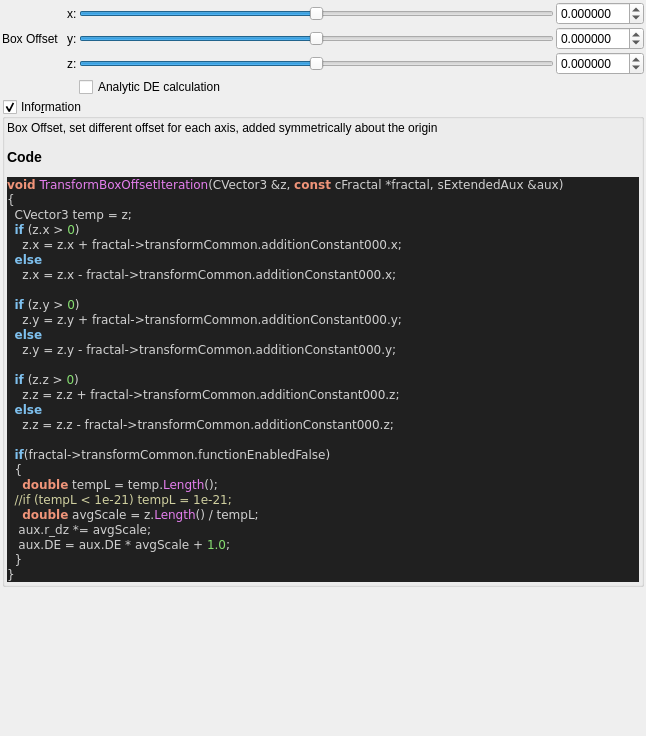
This is mandelbulber2/qt_data/fractal_transf_box_offset.ui in buddhi1980/mandelbulber2 as Qt 5 draws it before an edit. The edited form follows.
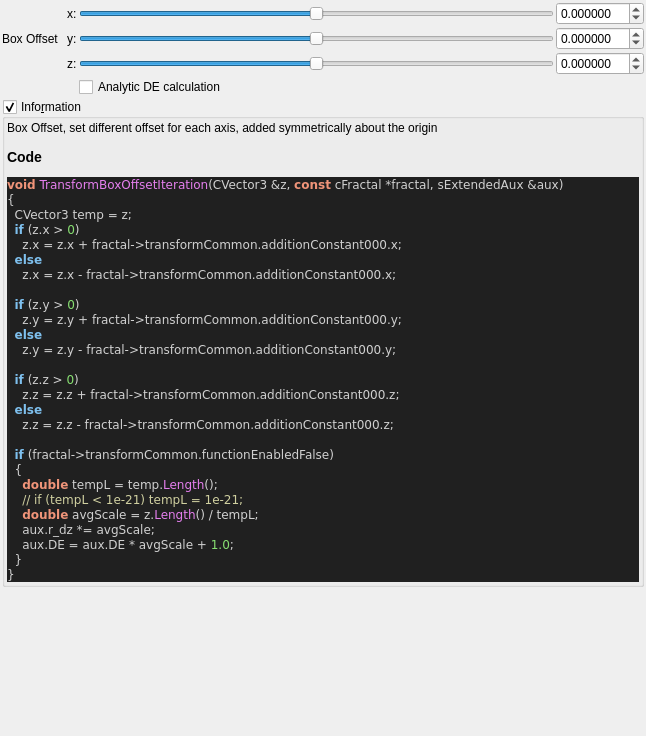
This is the edited form. Custom widgets are drawn as their Qt base class.

Commit message:
source code format for fractal_formulas.cpp
- now complete code base is refactored!
- also regenerated ui files with populateUiInformation.php
- codeStyleCheck.php is now fully functional and can be used auto
refactor the code base (may be a little slow)

Diff of the .ui file:
```diff
--- a/mandelbulber2/qt_data/fractal_transf_box_offset.ui
+++ b/mandelbulber2/qt_data/fractal_transf_box_offset.ui
@@ -285,13 +285,13 @@
   &lt;span style=&quot;color:#7ec0ee; font-weight:bold&quot;&gt;else&lt;/span&gt;
     z&lt;span style=&quot;color:#d0d0d0&quot;&gt;.&lt;/span&gt;z &lt;span style=&quot;color:#d0d0d0&quot;&gt;=&lt;/span&gt; z&lt;span style=&quot;color:#d0d0d0&quot;&gt;.&lt;/span&gt;z &lt;span style=&quot;color:#d0d0d0&quot;&gt;-&lt;/span&gt; fractal&lt;span style=&quot;color:#d0d0d0&quot;&gt;-&amp;gt;&lt;/span&gt;transformCommon&lt;span style=&quot;color:#d0d0d0&quot;&gt;.&lt;/span&gt;additionConstant000&lt;span style=&quot;color:#d0d0d0&quot;&gt;.&lt;/span&gt;z&lt;span style=&quot;color:#d0d0d0&quot;&gt;;&lt;/span&gt;
 
-  &lt;span style=&quot;color:#7ec0ee; font-weight:bold&quot;&gt;if&lt;/span&gt;&lt;span style=&quot;color:#d0d0d0&quot;&gt;(&lt;/span&gt;fractal&lt;span style=&quot;color:#d0d0d0&quot;&gt;-&amp;gt;&lt;/span&gt;transformCommon&lt;span style=&quot;color:#d0d0d0&quot;&gt;.&lt;/span&gt;functionEnabledFalse&lt;span style=&quot;color:#d0d0d0&quot;&gt;)&lt;/span&gt;
+  &lt;span style=&quot;color:#7ec0ee; font-weight:bold&quot;&gt;if&lt;/span&gt; &lt;span style=&quot;color:#d0d0d0&quot;&gt;(&lt;/span&gt;fractal&lt;span style=&quot;color:#d0d0d0&quot;&gt;-&amp;gt;&lt;/span&gt;transformCommon&lt;span style=&quot;color:#d0d0d0&quot;&gt;.&lt;/span&gt;functionEnabledFalse&lt;span style=&quot;color:#d0d0d0&quot;&gt;)&lt;/span&gt;
   &lt;span style=&quot;color:#d0d0d0&quot;&gt;{&lt;/span&gt;
     &lt;span style=&quot;color:#f09479; font-weight:bold&quot;&gt;double&lt;/span&gt; tempL &lt;span style=&quot;color:#d0d0d0&quot;&gt;=&lt;/span&gt; temp&lt;span style=&quot;color:#d0d0d0&quot;&gt;.&lt;/span&gt;&lt;span style=&quot;color:#e47eed&quot;&gt;Length&lt;/span&gt;&lt;span style=&quot;color:#d0d0d0&quot;&gt;();&lt;/span&gt;
-  &lt;span style=&quot;color:#d0d0a0&quot;&gt;//if (tempL &amp;lt; 1e-21) tempL = 1e-21;&lt;/span&gt;
+    &lt;span style=&quot;color:#d0d0a0&quot;&gt;// if (tempL &amp;lt; 1e-21) tempL = 1e-21;&lt;/span&gt;
     &lt;span style=&quot;color:#f09479; font-weight:bold&quot;&gt;double&lt;/span&gt; avgScale &lt;span style=&quot;color:#d0d0d0&quot;&gt;=&lt;/span&gt; z&lt;span style=&quot;color:#d0d0d0&quot;&gt;.&lt;/span&gt;&lt;span style=&quot;color:#e47eed&quot;&gt;Length&lt;/span&gt;&lt;span style=&quot;color:#d0d0d0&quot;&gt;() /&lt;/span&gt; tempL&lt;span style=&quot;color:#d0d0d0&quot;&gt;;&lt;/span&gt;
-   aux&lt;span style=&quot;color:#d0d0d0&quot;&gt;.&lt;/span&gt;r_dz &lt;span style=&quot;color:#d0d0d0&quot;&gt;*=&lt;/span&gt; avgScale&lt;span style=&quot;color:#d0d0d0&quot;&gt;;&lt;/span&gt;
-   aux&lt;span style=&quot;color:#d0d0d0&quot;&gt;.&lt;/span&gt;DE &lt;span style=&quot;color:#d0d0d0&quot;&gt;=&lt;/span&gt; aux&lt;span style=&quot;color:#d0d0d0&quot;&gt;.&lt;/span&gt;DE &lt;span style=&quot;color:#d0d0d0&quot;&gt;*&lt;/span&gt; avgScale &lt;span style=&quot;color:#d0d0d0&quot;&gt;+&lt;/span&gt; &lt;span style=&quot;color:#87df71&quot;&gt;1.0&lt;/span&gt;&lt;span style=&quot;color:#d0d0d0&quot;&gt;;&lt;/span&gt;
+    aux&lt;span style=&quot;color:#d0d0d0&quot;&gt;.&lt;/span&gt;r_dz &lt;span style=&quot;color:#d0d0d0&quot;&gt;*=&lt;/span&gt; avgScale&lt;span style=&quot;color:#d0d0d0&quot;&gt;;&lt;/span&gt;
+    aux&lt;span style=&quot;color:#d0d0d0&quot;&gt;.&lt;/span&gt;DE &lt;span style=&quot;color:#d0d0d0&quot;&gt;=&lt;/span&gt; aux&lt;span style=&quot;color:#d0d0d0&quot;&gt;.&lt;/span&gt;DE &lt;span style=&quot;color:#d0d0d0&quot;&gt;*&lt;/span&gt; avgScale &lt;span style=&quot;color:#d0d0d0&quot;&gt;+&lt;/span&gt; &lt;span style=&quot;color:#87df71&quot;&gt;1.0&lt;/span&gt;&lt;span style=&quot;color:#d0d0d0&quot;&gt;;&lt;/span&gt;
   &lt;span style=&quot;color:#d0d0d0&quot;&gt;}&lt;/span&gt;
 &lt;span style=&quot;color:#d0d0d0&quot;&gt;}&lt;/span&gt;
 &lt;/pre&gt;
```
The commit also changes 101 other files.
